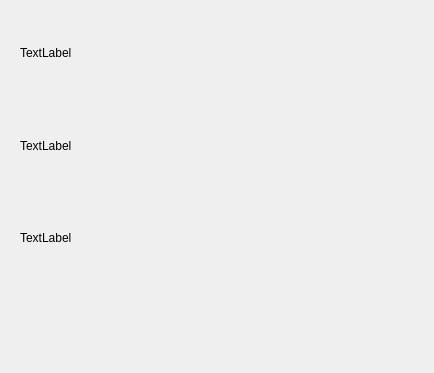
First picture: the form in c++_oussa/Professeur_UI/ajouterprofesseur.ui, repository khadimkasse/projet_cpp_ndeye, before the edit.
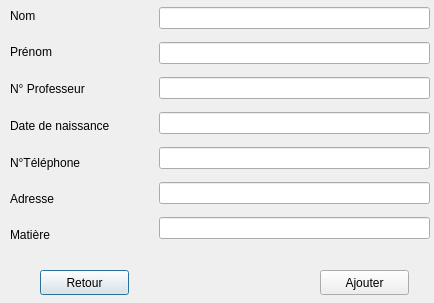
Second picture: the form after the edit.

Commit message: Rajout des fonctionnalités du professeur

Diff of the .ui file:
```diff
--- a/c++_oussa/Professeur_UI/ajouterprofesseur.ui
+++ b/c++_oussa/Professeur_UI/ajouterprofesseur.ui
@@ -7,7 +7,7 @@
     <x>0</x>
     <y>0</y>
     <width>434</width>
-    <height>373</height>
+    <height>303</height>
    </rect>
   </property>
   <property name="windowTitle">
@@ -16,31 +16,59 @@
   <widget class="QWidget" name="verticalLayoutWidget">
    <property name="geometry">
     <rect>
-     <x>20</x>
-     <y>10</y>
-     <width>111</width>
-     <height>271</height>
+     <x>10</x>
+     <y>0</y>
+     <width>141</width>
+     <height>251</height>
     </rect>
    </property>
    <layout class="QVBoxLayout" name="verticalLayout">
     <item>
      <widget class="QLabel" name="label_3">
       <property name="text">
-       <string>TextLabel</string>
+       <string>Nom</string>
       </property>
      </widget>
     </item>
     <item>
      <widget class="QLabel" name="label_2">
       <property name="text">
-       <string>TextLabel</string>
+       <string>Prénom</string>
+      </property>
+     </widget>
+    </item>
+    <item>
+     <widget class="QLabel" name="numbprofesseur">
+      <property name="text">
+       <string>N° Professeur</string>
+      </property>
+     </widget>
+    </item>
+    <item>
+     <widget class="QLabel" name="datedenaissance">
+      <property name="text">
+       <string>Date de naissance</string>
+      </property>
+     </widget>
+    </item>
+    <item>
+     <widget class="QLabel" name="numbtelephone">
+      <property name="text">
+       <string>N°Téléphone</string>
+      </property>
+     </widget>
+    </item>
+    <item>
+     <widget class="QLabel" name="adresse">
+      <property name="text">
+       <string>Adresse</string>
       </property>
      </widget>
     </item>
     <item>
      <widget class="QLabel" name="label">
       <property name="text">
-       <string>TextLabel</string>
+       <string>&lt;html&gt;&lt;head/&gt;&lt;body&gt;&lt;p&gt;Matière&lt;/p&gt;&lt;/body&gt;&lt;/html&gt;</string>
       </property>
      </widget>
     </item>
@@ -49,13 +77,61 @@
   <widget class="QWidget" name="verticalLayoutWidget_2">
    <property name="geometry">
     <rect>
-     <x>190</x>
-     <y>10</y>
-     <width>231</width>
-     <height>271</height>
+     <x>159</x>
+     <y>0</y>
+     <width>271</width>
+     <height>251</height>
     </rect>
    </property>
-   <layout class="QVBoxLayout" name="verticalLayout_2"/>
+   <layout class="QVBoxLayout" name="verticalLayout_2">
+    <item>
+     <widget class="QLineEdit" name="inputNom"/>
+    </item>
+    <item>
+     <widget class="QLineEdit" name="inputPrenom"/>
+    </item>
+    <item>
+     <widget class="QLineEdit" name="inputnumbprofesseur"/>
+    </item>
+    <item>
+     <widget class="QLineEdit" name="inputdatedenaissance"/>
+    </item>
+    <item>
+     <widget class="QLineEdit" name="inputnumbtelephone"/>
+    </item>
+    <item>
+     <widget class="QLineEdit" name="inputadresse"/>
+    </item>
+    <item>
+     <widget class="QLineEdit" name="inputMatiere"/>
+    </item>
+   </layout>
+  </widget>
+  <widget class="QPushButton" name="retour">
+   <property name="geometry">
+    <rect>
+     <x>40</x>
+     <y>270</y>
+     <width>89</width>
+     <height>25</height>
+    </rect>
+   </property>
+   <property name="text">
+    <string>Retour</string>
+   </property>
+  </widget>
+  <widget class="QPushButton" name="ajouter">
+   <property name="geometry">
+    <rect>
+     <x>320</x>
+     <y>270</y>
+     <width>89</width>
+     <height>25</height>
+    </rect>
+   </property>
+   <property name="text">
+    <string>Ajouter</string>
+   </property>
   </widget>
  </widget>
  <resources/>
```
Left out of the diff: 13 changed lines with no effect on the pictures. The commit also changes 19 other files.
